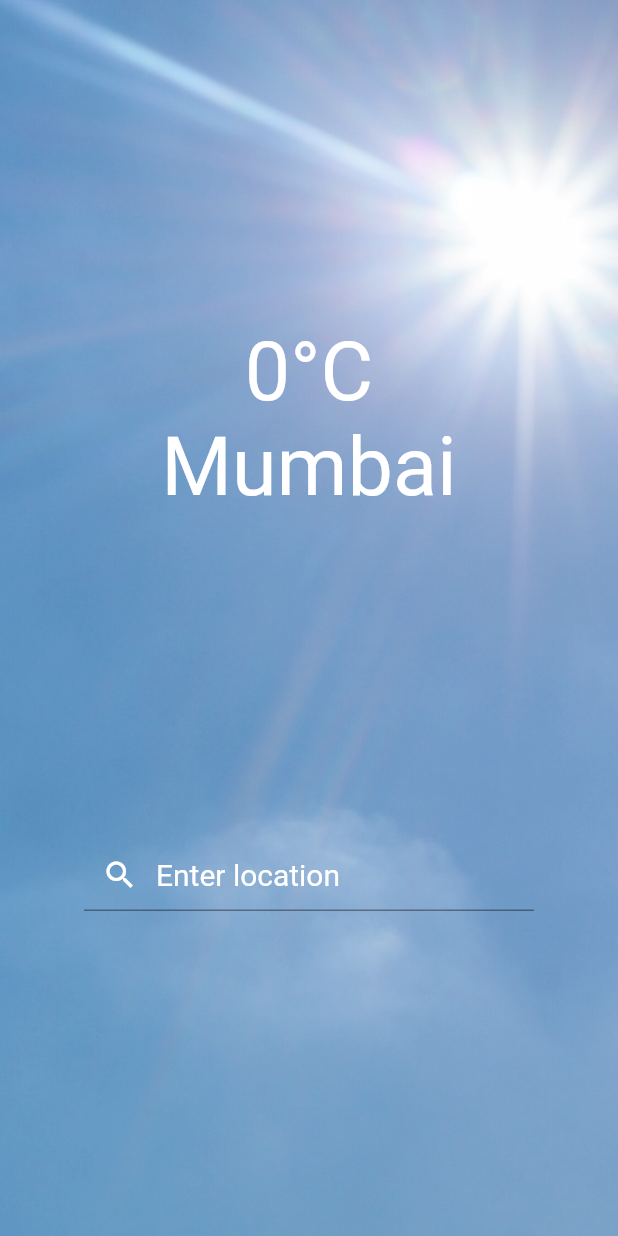
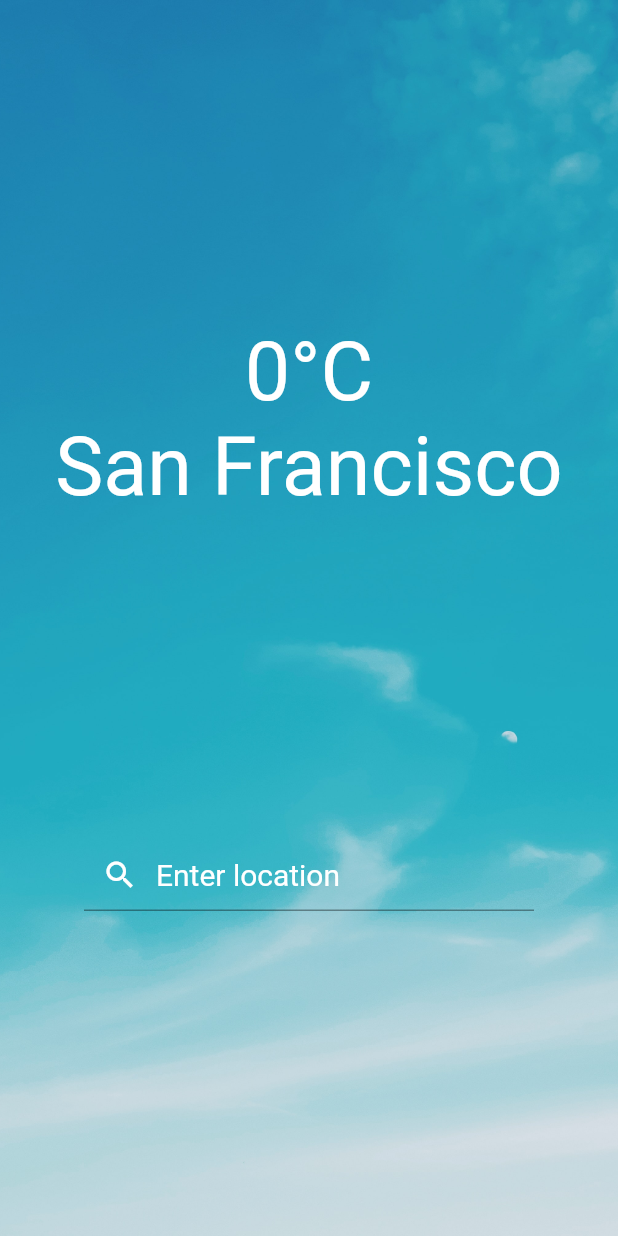
Before and after one commit to namanbegun/weather_app, a Flutter app: the screen it shows after launch, on a phone screen of 412 x 824 dp. Run offline on Flutter 3.47's test engine with Material 2 defaults, Android fonts, the phone set to English and light mode, and no system bars; network calls fail.

Commit message:
reverting to b37c7deccea2cc5ddb3890cdaf483a8533641c9e

```diff
--- a/lib/main.dart
+++ b/lib/main.dart
@@ -19,7 +19,7 @@ class MyApp extends StatefulWidget {
 
 class _MyAppState extends State<MyApp> {
   int temperature = 0;
-  String location = 'Mumbai';
+  String location = 'San Francisco';
   int woeid = 2487956;
   String weather = 'clear';
   String searchApiUrl =
@@ -28,6 +28,7 @@ class _MyAppState extends State<MyApp> {
 
   @override
   initState() {
+    // TODO: implement initState
     super.initState();
     fetchlocation();
   }
```
Also changed, not shown: images/clear.png, images/hail.jpg (added), images/heavyrain.jpg (added), images/snow.jpg (added).
